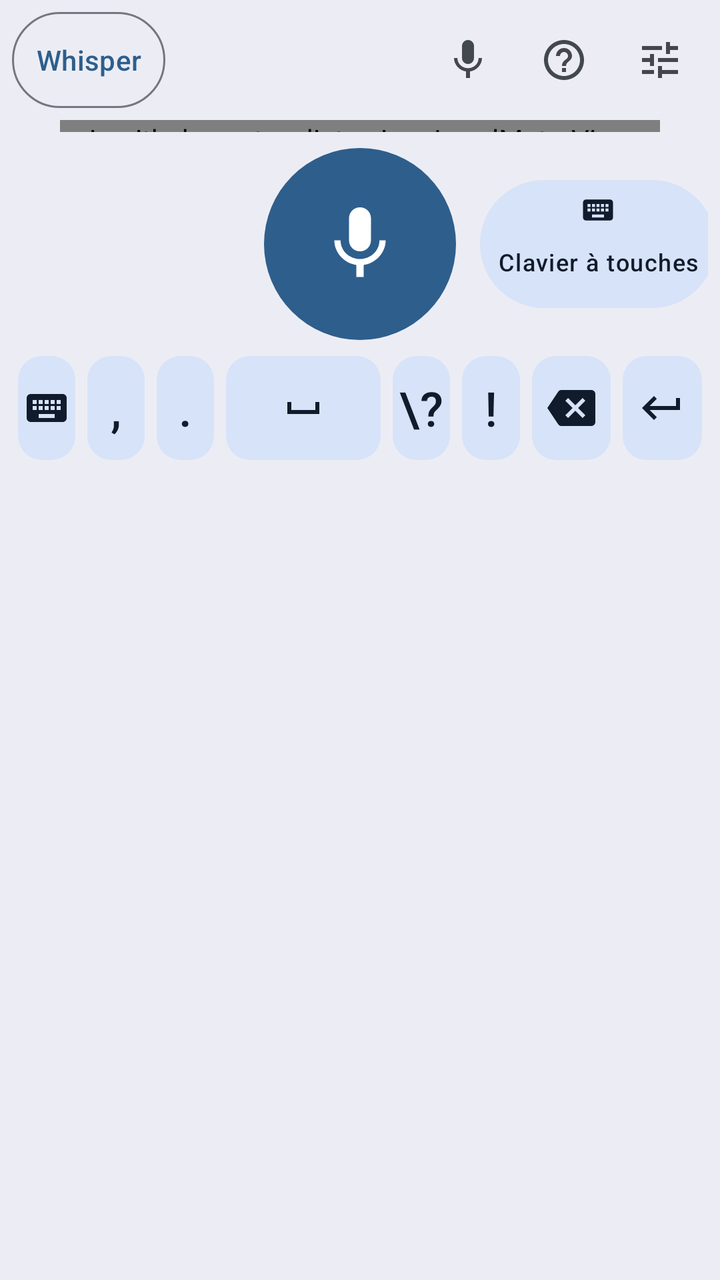
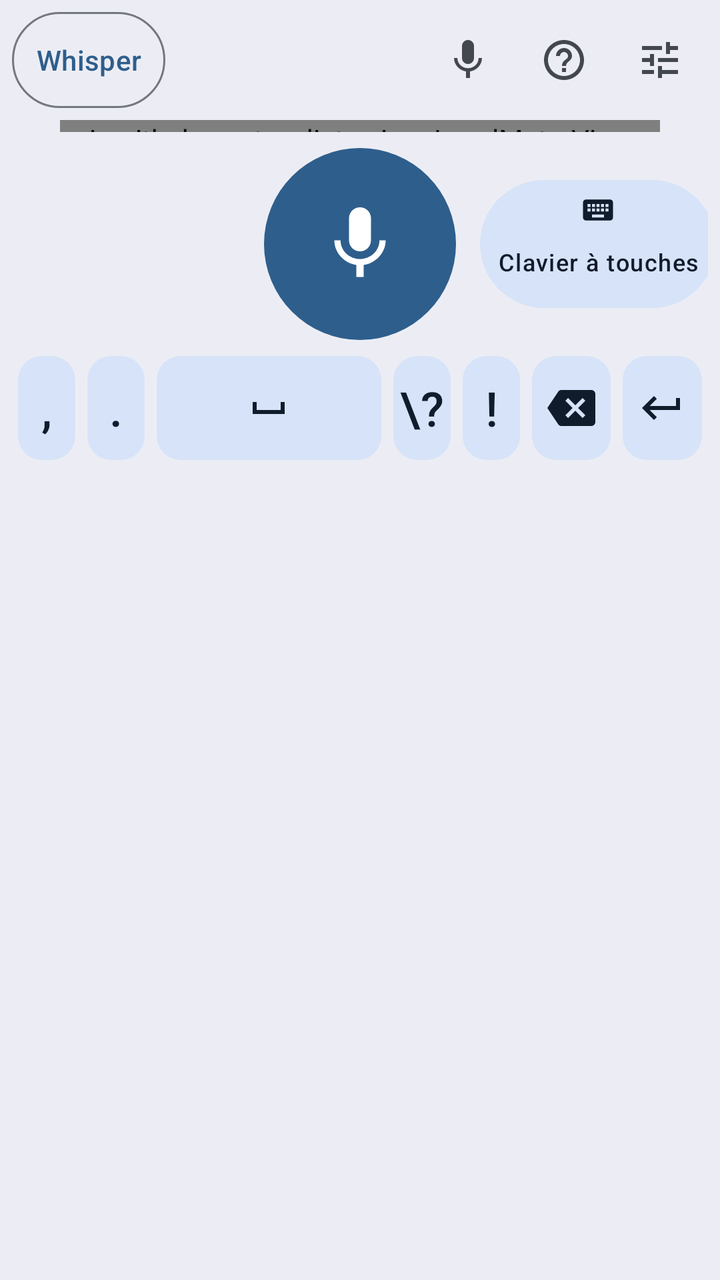

An Android layout rendered at two revisions. The XML below is the earlier revision; the diff shows what the commit changed to produce the second picture.
<!-- AndroidManifest.xml: application theme Theme.Dictee -->
<!-- res/layout/keyboard_view.xml -->
<?xml version="1.0" encoding="utf-8"?>
<LinearLayout xmlns:android="http://schemas.android.com/apk/res/android"
    xmlns:app="http://schemas.android.com/apk/res-auto"
    android:id="@+id/keyboard_root"
    android:layout_width="match_parent"
    android:layout_height="wrap_content"
    android:background="?attr/colorSurfaceContainer"
    android:orientation="vertical"
    android:paddingStart="6dp"
    android:paddingTop="6dp"
    android:paddingEnd="6dp"
    android:paddingBottom="8dp">

    <LinearLayout
        android:id="@+id/header"
        android:layout_width="match_parent"
        android:layout_height="wrap_content"
        android:gravity="center_vertical"
        android:orientation="horizontal">

        <com.google.android.material.button.MaterialButton
            android:id="@+id/model"
            style="@style/Widget.Material3.Button.OutlinedButton"
            android:layout_width="wrap_content"
            android:layout_height="48dp"
            android:insetTop="0dp"
            android:insetBottom="0dp"
            android:minWidth="0dp"
            android:paddingStart="12dp"
            android:paddingEnd="12dp"
            android:contentDescription="@string/cd_model"
            android:text="Whisper" />

        <TextView
            android:id="@+id/status"
            android:layout_width="0dp"
            android:layout_height="wrap_content"
            android:layout_marginStart="8dp"
            android:layout_marginEnd="8dp"
            android:layout_weight="1"
            android:accessibilityLiveRegion="polite"
            android:ellipsize="end"
            android:gravity="center"
            android:maxLines="2"
            android:drawablePadding="6dp"
            android:textAppearance="@style/TextAppearance.Dictee.Value"
            android:textColor="?attr/colorOnSurfaceVariant" />

        <com.google.android.material.button.MaterialButton
            android:id="@+id/cancel_wait"
            style="@style/Widget.Material3.Button.TonalButton"
            android:layout_width="wrap_content"
            android:layout_height="48dp"
            android:layout_marginEnd="4dp"
            android:insetTop="0dp"
            android:insetBottom="0dp"
            android:minWidth="0dp"
            android:paddingStart="12dp"
            android:paddingEnd="12dp"
            android:text="@string/cancel"
            android:contentDescription="@string/cd_cancel_wait"
            android:visibility="gone" />

        <ImageButton
            android:id="@+id/toggle_view"
            android:layout_width="48dp"
            android:layout_height="48dp"
            android:background="?attr/selectableItemBackgroundBorderless"
            android:contentDescription="@string/cd_to_dictation"
            android:src="@drawable/ic_mic" />

        <ImageButton
            android:id="@+id/help"
            android:layout_width="48dp"
            android:layout_height="48dp"
            android:background="?attr/selectableItemBackgroundBorderless"
            android:contentDescription="@string/cd_help"
            android:src="@drawable/ic_help" />

        <ImageButton
            android:id="@+id/settings"
            android:layout_width="48dp"
            android:layout_height="48dp"
            android:background="?attr/selectableItemBackgroundBorderless"
            android:contentDescription="@string/cd_settings"
            android:src="@drawable/ic_tune" />
    </LinearLayout>

    <LinearLayout
        android:id="@+id/dictation_group"
        android:layout_width="match_parent"
        android:layout_height="wrap_content"
        android:orientation="vertical">

        <io.github.remtav.dictee.ime.LevelMeterView
            android:id="@+id/level"
            android:layout_width="match_parent"
            android:layout_height="6dp"
            android:layout_marginStart="24dp"
            android:layout_marginTop="6dp"
            android:layout_marginEnd="24dp" />

        
        <LinearLayout
            android:layout_width="match_parent"
            android:layout_height="wrap_content"
            android:layout_marginTop="8dp"
            android:layout_marginBottom="8dp"
            android:gravity="center_vertical"
            android:orientation="horizontal">

            <View
                android:layout_width="0dp"
                android:layout_height="1dp"
                android:layout_weight="1" />

            <com.google.android.material.button.MaterialButton
                android:id="@+id/mic"
                style="@style/Widget.Dictee.Button.Mic"
                android:layout_width="96dp"
                android:layout_height="96dp"
                android:contentDescription="@string/cd_start"
                app:icon="@drawable/ic_mic" />

            <FrameLayout
                android:layout_width="0dp"
                android:layout_height="wrap_content"
                android:layout_weight="1">

                <com.google.android.material.button.MaterialButton
                    android:id="@+id/open_keys"
                    style="@style/Widget.Material3.Button.TonalButton"
                    android:layout_width="match_parent"
                    android:layout_height="64dp"
                    android:layout_gravity="center"
                    android:layout_marginStart="8dp"
                    android:insetTop="0dp"
                    android:insetBottom="0dp"
                    android:minWidth="0dp"
                    android:paddingStart="4dp"
                    android:paddingEnd="4dp"
                    android:contentDescription="@string/cd_to_keyboard"
                    android:maxLines="2"
                    android:text="@string/keys_open"
                    android:textAppearance="@style/TextAppearance.Dictee.Label"
                    app:icon="@drawable/ic_keyboard"
                    app:iconGravity="top"
                    app:iconPadding="0dp" />
            </FrameLayout>
        </LinearLayout>

        <LinearLayout
            android:layout_width="match_parent"
            android:layout_height="wrap_content"
            android:orientation="horizontal">

            <com.google.android.material.button.MaterialButton
                android:id="@+id/key_switch"
                style="@style/KeyButton"
                android:contentDescription="@string/cd_switch"
                app:icon="@drawable/ic_keyboard" />

            <com.google.android.material.button.MaterialButton
                android:id="@+id/key_comma"
                style="@style/KeyButton"
                android:text="," />

            <com.google.android.material.button.MaterialButton
                android:id="@+id/key_period"
                style="@style/KeyButton"
                android:text="." />

            <com.google.android.material.button.MaterialButton
                android:id="@+id/key_space"
                style="@style/KeyButton"
                android:layout_weight="2.4"
                android:contentDescription="@string/cd_space"
                app:icon="@drawable/ic_space" />

            <com.google.android.material.button.MaterialButton
                android:id="@+id/key_question"
                style="@style/KeyButton"
                android:text="\?" />

            <com.google.android.material.button.MaterialButton
                android:id="@+id/key_exclaim"
                style="@style/KeyButton"
                android:text="!" />

            <com.google.android.material.button.MaterialButton
                android:id="@+id/key_backspace"
                style="@style/KeyButton"
                android:layout_weight="1.3"
                android:contentDescription="@string/cd_backspace"
                app:icon="@drawable/ic_backspace" />

            <com.google.android.material.button.MaterialButton
                android:id="@+id/key_enter"
                style="@style/KeyButton"
                android:layout_weight="1.3"
                android:contentDescription="@string/cd_enter"
                app:icon="@drawable/ic_enter" />
        </LinearLayout>
    </LinearLayout>

    <LinearLayout
        android:id="@+id/text_group"
        android:layout_width="match_parent"
        android:layout_height="wrap_content"
        android:orientation="vertical"
        android:visibility="gone">

        <io.github.remtav.dictee.ime.LetterKeyboardView
            android:id="@+id/letters"
            android:layout_width="match_parent"
            android:layout_height="wrap_content"
            android:layout_marginTop="4dp" />

        <LinearLayout
            android:layout_width="match_parent"
            android:layout_height="wrap_content"
            android:orientation="horizontal">

            <com.google.android.material.button.MaterialButton
                android:id="@+id/kb_switch"
                style="@style/KeyButton"
                android:contentDescription="@string/cd_switch"
                app:icon="@drawable/ic_keyboard" />

            <com.google.android.material.button.MaterialButton
                android:id="@+id/kb_symbols"
                style="@style/KeyButton"
                android:contentDescription="@string/cd_symbols"
                android:maxLines="1"
                android:text="123"
                android:textSize="18sp" />

            <com.google.android.material.button.MaterialButton
                android:id="@+id/kb_comma"
                style="@style/KeyButton"
                android:contentDescription="@string/cd_comma"
                android:text="," />

            <com.google.android.material.button.MaterialButton
                android:id="@+id/mic_small"
                style="@style/KeyButton"
                android:layout_weight="1.4"
                android:contentDescription="@string/cd_start"
                app:icon="@drawable/ic_mic" />

            <com.google.android.material.button.MaterialButton
                android:id="@+id/kb_space"
                style="@style/KeyButton"
                android:layout_weight="2"
                android:contentDescription="@string/cd_space"
                app:icon="@drawable/ic_space" />

            <com.google.android.material.button.MaterialButton
                android:id="@+id/kb_period"
                style="@style/KeyButton"
                android:contentDescription="@string/cd_period"
                android:text="." />

            <com.google.android.material.button.MaterialButton
                android:id="@+id/kb_enter"
                style="@style/KeyButton"
                android:layout_weight="1.3"
                android:contentDescription="@string/cd_enter"
                app:icon="@drawable/ic_enter" />
        </LinearLayout>
    </LinearLayout>

    
    <io.github.remtav.dictee.ime.NumberPadView
        android:id="@+id/pad"
        android:layout_width="match_parent"
        android:layout_height="wrap_content"
        android:visibility="gone" />
</LinearLayout>
<!-- resources referenced by this layout -->
<resources>
  <!-- drawable ic_enter (drawable) -->
  <vector xmlns:android="http://schemas.android.com/apk/res/android"
      android:width="24dp" android:height="24dp" android:viewportWidth="24" android:viewportHeight="24"
      android:tint="?attr/colorControlNormal">
      <path android:fillColor="@android:color/white" android:pathData="M19,7v4H5.83l3.58,-3.59L8,6l-6,6 6,6 1.41,-1.41L5.83,13H21V7z"/>
  </vector>
  <!-- drawable ic_space (drawable) -->
  <vector xmlns:android="http://schemas.android.com/apk/res/android"
      android:width="24dp" android:height="24dp" android:viewportWidth="24" android:viewportHeight="24"
      android:tint="?attr/colorControlNormal">
      <path android:fillColor="@android:color/white" android:pathData="M18,9v4H6V9H4v6h16V9z"/>
  </vector>
  <string name="cancel">Annuler</string>
  <string name="cd_backspace">Effacer</string>
  <string name="cd_cancel_wait">Annuler l\'attente du serveur et transcrire sur le téléphone</string>
  <string name="cd_comma">Virgule</string>
  <string name="cd_enter">Entrée</string>
  <string name="cd_help">Comment dicter</string>
  <string name="cd_model">Changer de modèle</string>
  <string name="cd_period">Point</string>
  <string name="cd_settings">Réglages</string>
  <string name="cd_space">Espace</string>
  <string name="cd_start">Commencer la dictée</string>
  <string name="cd_switch">Clavier précédent</string>
  <string name="cd_symbols">Chiffres et symboles</string>
  <string name="cd_to_dictation">Revenir à la dictée</string>
  <string name="cd_to_keyboard">Clavier à touches</string>
  <string name="keys_open">Clavier à touches</string>
  <style name="TextAppearance.Dictee.Label" parent="TextAppearance.Material3.LabelMedium" />
  <style name="TextAppearance.Dictee.Value" parent="TextAppearance.Material3.BodyMedium" />
  <style name="TextAppearance.Dictee.Key" parent="TextAppearance.Material3.LabelLarge">
          <item name="android:textSize">24sp</item>
      </style>
  <color name="md_primary">#2E5E8C</color>
  <color name="md_on_primary">#FFFFFF</color>
  <color name="md_inverse_primary">#9FCAFF</color>
  <color name="md_primary_container">#D1E4FF</color>
  <color name="md_on_primary_container">#001D36</color>
  <color name="md_secondary">#535F70</color>
  <color name="md_on_secondary">#FFFFFF</color>
  <color name="md_secondary_container">#D7E3F8</color>
  <color name="md_on_secondary_container">#101C2B</color>
  <color name="md_tertiary">#6B5778</color>
  <color name="md_on_tertiary">#FFFFFF</color>
  <color name="md_tertiary_container">#F2DAFF</color>
  <color name="md_on_tertiary_container">#251431</color>
  <color name="md_error">#BA1A1A</color>
  <color name="md_on_error">#FFFFFF</color>
  <color name="md_error_container">#FFDAD6</color>
  <color name="md_on_error_container">#410002</color>
  <color name="md_background">#F8F9FF</color>
  <color name="md_on_background">#191C20</color>
  <color name="md_surface">#F8F9FF</color>
  <color name="md_on_surface">#191C20</color>
  <color name="md_surface_variant">#DFE2EB</color>
  <color name="md_on_surface_variant">#43474E</color>
  <color name="md_inverse_surface">#2E3135</color>
  <color name="md_inverse_on_surface">#EFF0F7</color>
  <color name="md_surface_dim">#D8DAE0</color>
  <color name="md_surface_bright">#F8F9FF</color>
  <color name="md_surface_container_lowest">#FFFFFF</color>
  <color name="md_surface_container_low">#F2F3FA</color>
  <color name="md_surface_container">#ECEDF4</color>
  <color name="md_surface_container_high">#E6E8EE</color>
  <color name="md_surface_container_highest">#E1E2E8</color>
  <color name="md_outline">#73777F</color>
  <color name="md_outline_variant">#C3C7CF</color>
  <!-- unchanged entries left out for length: 8 -->
</resources>

<!-- the commit's change to res/layout/keyboard_view.xml (unified diff, before → after) -->
@@ -154,11 +154,6 @@
             android:layout_height="wrap_content"
             android:orientation="horizontal">
 
-            <com.google.android.material.button.MaterialButton
-                android:id="@+id/key_switch"
-                style="@style/KeyButton"
-                android:contentDescription="@string/cd_switch"
-                app:icon="@drawable/ic_keyboard" />
 
             <com.google.android.material.button.MaterialButton
                 android:id="@+id/key_comma"
@@ -173,7 +168,7 @@
             <com.google.android.material.button.MaterialButton
                 android:id="@+id/key_space"
                 style="@style/KeyButton"
-                android:layout_weight="2.4"
+                android:layout_weight="3.4"
                 android:contentDescription="@string/cd_space"
                 app:icon="@drawable/ic_space" />
 
@@ -221,11 +216,6 @@
             android:layout_height="wrap_content"
             android:orientation="horizontal">
 
-            <com.google.android.material.button.MaterialButton
-                android:id="@+id/kb_switch"
-                style="@style/KeyButton"
-                android:contentDescription="@string/cd_switch"
-                app:icon="@drawable/ic_keyboard" />
 
             <com.google.android.material.button.MaterialButton
                 android:id="@+id/kb_symbols"
@@ -251,7 +241,7 @@
             <com.google.android.material.button.MaterialButton
                 android:id="@+id/kb_space"
                 style="@style/KeyButton"
-                android:layout_weight="2"
+                android:layout_weight="3"
                 android:contentDescription="@string/cd_space"
                 app:icon="@drawable/ic_space" />
 
<!-- resource entries referenced after the edit -->
@@ -23,7 +23,6 @@
   <string name="cd_settings">Réglages</string>
   <string name="cd_space">Espace</string>
   <string name="cd_start">Commencer la dictée</string>
-  <string name="cd_switch">Clavier précédent</string>
   <string name="cd_symbols">Chiffres et symboles</string>
   <string name="cd_to_dictation">Revenir à la dictée</string>
   <string name="cd_to_keyboard">Clavier à touches</string>
